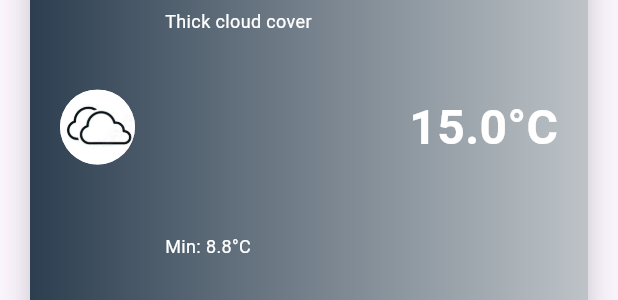
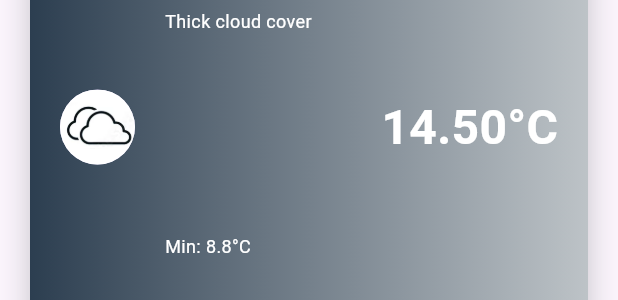
Before and after one commit to Maridenn/Thunny-Maridenn-mobile-dev, a Flutter app: the WeatherCard widget shown alone on an empty page, opened directly, on a phone screen of 412 x 824 dp. Shown: the part 491-791 px from the top of the screen. Run offline on Flutter 3.47's test engine with Material 3 defaults, Android fonts, the light colour scheme and no system bars.

Commit message:
make temp as double

```diff
--- a/submissions/lib/w4/practice-stateless/EX4.dart
+++ b/submissions/lib/w4/practice-stateless/EX4.dart
@@ -1,37 +1,42 @@
 import 'package:flutter/material.dart';
+
+class Temp {
+  const Temp({required this.min, required this.max});
+
+  final double min;
+  final double max;
+
+  double get avgTemp => (min + max) / 2;
+
+  String get minText => "Min: ${min.toString()}°C";
+  String get maxText => "Max: ${max.toString()}°C";
+  String get tempText => "${avgTemp.toStringAsFixed(2)}°C";
+}
 
 enum Weather {
   cloudy(
-    temp: "18.3°C",
-    min: "Min: 10.2°C",
-    max: "Max: 23.9°C",
+    temp: Temp(min: 10.2, max: 23.9),
     start: Color.fromARGB(255, 215, 221, 232),
     end: Color.fromARGB(255, 117, 127, 154),
     descrip: "Cloudy but cosy",
     imagePath: "assets/w4-stateless/ex4/cloudy.png",
   ),
   sunny(
-    temp: "27.7°C",
-    min: "Min: 20.9°C",
-    max: "Max: 35.0°C",
+    temp: Temp(min: 20.9, max: 35.0),
     start: Colors.red,
     end: Colors.yellow,
     descrip: "Clear skies and sunshines",
     imagePath: "assets/w4-stateless/ex4/sunny.png",
   ),
   sunnyCloudy(
-    temp: "20.4°C",
-    min: "Min: 18.8°C",
-    max: "Max: 30.9°C",
+    temp: Temp(min: 18.8, max: 30.9),
     start: Color.fromARGB(255, 255, 222, 233),
     end: Color.fromARGB(255, 181, 255, 252),
     descrip: "Sunny with passing clouds",
     imagePath: "assets/w4-stateless/ex4/sunnyCloudy.png",
   ),
   veryCloudy(
-    temp: "15.0°C",
-    min: "Min: 8.8°C",
-    max: "Max: 20.2°C",
+    temp: Temp(min: 8.8, max: 20.2),
     start: Color.fromARGB(255, 44, 62, 80),
     end: Color.fromARGB(255, 189, 195, 199),
     descrip: "Thick cloud cover",
@@ -41,16 +46,12 @@ enum Weather {
   const Weather({
     required this.imagePath,
     required this.temp,
-    required this.min,
-    required this.max,
     required this.descrip,
     required this.start,
     required this.end,
   });
 
-  final String temp;
-  final String min;
-  final String max;
+  final Temp temp;
   final String descrip;
   final Color start;
   final Color end;
@@ -134,14 +135,14 @@ class WeatherCard extends StatelessWidget {
                               ),
                             ),
                             Text(
-                              city.weather.min,
+                              city.weather.temp.minText,
                               style: TextStyle(
                                 fontSize: 12,
                                 color: Colors.white,
                               ),
                             ),
                             Text(
-                              city.weather.max,
+                              city.weather.temp.maxText,
                               style: TextStyle(
                                 fontSize: 12,
                                 color: Colors.white,
@@ -152,7 +153,7 @@ class WeatherCard extends StatelessWidget {
                       ],
                     ),
                     Text(
-                      city.weather.temp,
+                      city.weather.temp.tempText,
                       style: TextStyle(
                         fontSize: 32,
                         fontWeight: FontWeight.bold,
```
